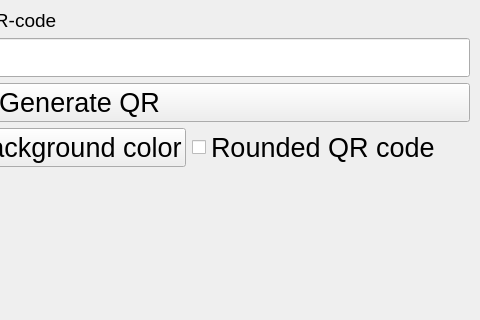
The window that mainwindow.ui (kl194/QrCodeGenerator) describes before a commit, drawn with Qt 5; both pictures show x 320 to 800 and y 0 to 320 of the 800 by 600 pixel window.
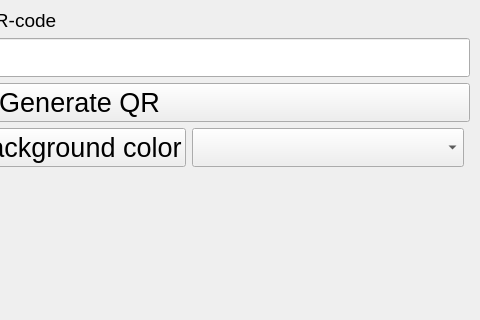
The same window after the commit.

```diff
--- a/mainwindow.ui
+++ b/mainwindow.ui
@@ -191,9 +191,9 @@
       </widget>
      </item>
      <item row="4" column="2">
-      <widget class="QCheckBox" name="cbRounded">
-       <property name="text">
-        <string>Rounded QR code</string>
+      <widget class="QComboBox" name="cbStyle">
+       <property name="editable">
+        <bool>false</bool>
        </property>
       </widget>
      </item>
```
